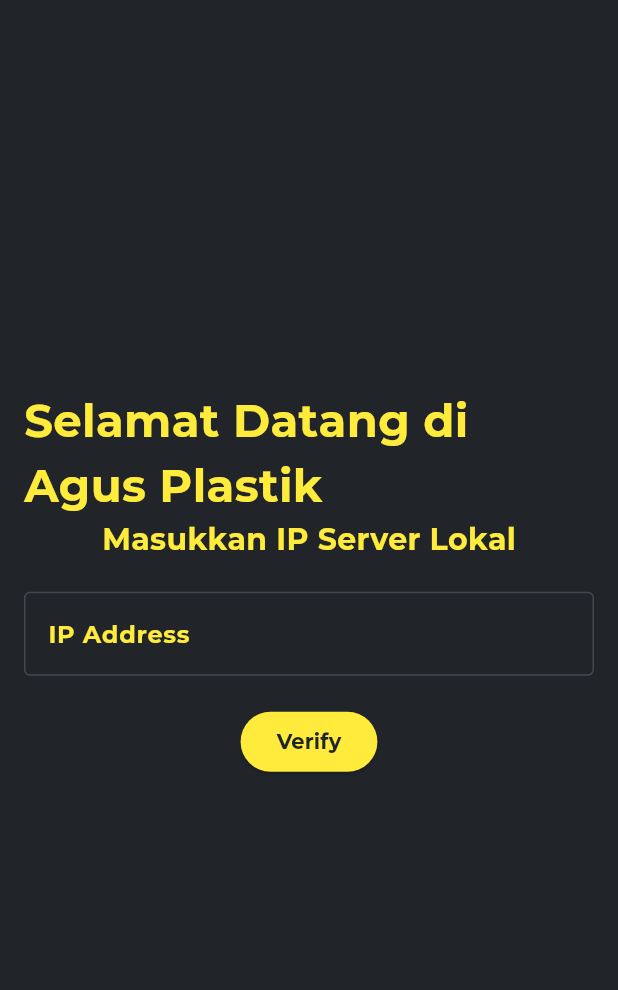
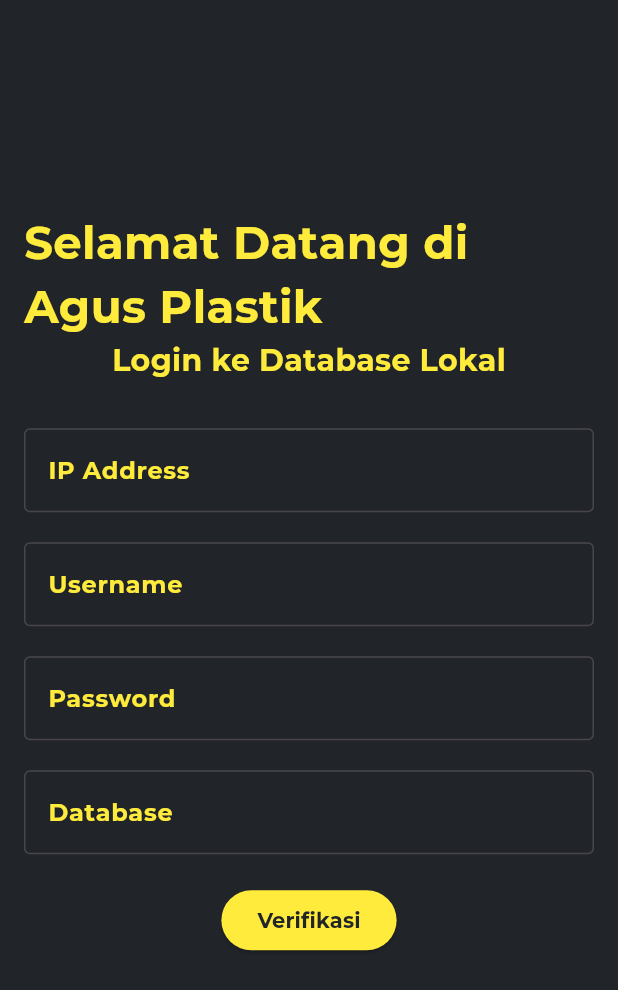
Before and after one commit to DimasAnjayMabar/test1, a Flutter app: the screen it shows after launch, on a phone screen of 412 x 824 dp. Shown: the top 990 px of the screen. Run offline on Flutter 3.47's test engine with Material 3 defaults, Android fonts, the phone set to English and light mode, and no system bars; project files that could hold a hidden picture were left out.

Commit message:
first step of connecting project to database

```diff
--- a/lib/WelcomePage.dart
+++ b/lib/WelcomePage.dart
@@ -1,5 +1,8 @@
 import 'package:flutter/material.dart';
 import 'package:flutter/services.dart';
+import 'package:http/http.dart' as http;
+import 'dart:convert'; // Make sure you import this for JSON decoding
+
 
 class WelcomePage extends StatefulWidget {
   @override
@@ -8,36 +11,74 @@ class WelcomePage extends StatefulWidget {
 
 class _WelcomePageState extends State<WelcomePage> {
   final TextEditingController _ipController = TextEditingController();
+  final TextEditingController _usernameController = TextEditingController();
+  final TextEditingController _passwordController = TextEditingController();
+  final TextEditingController _databaseController = TextEditingController();
+
   final FocusNode _focusNode = FocusNode();
   bool _isLoading = false;
   String _message = '';
 
-  // Method to simulate IP address verification (replace with actual logic)
-  Future<void> _verifyIP() async {
+  // Method to verify the connection using dynamic IP from the text field
+  Future<void> _verifyConnection() async {
     setState(() {
       _isLoading = true;
-      _message = 'Verifying...';
     });
 
-    // Simulate a network call delay
-    await Future.delayed(Duration(seconds: 2));
+    // Get the IP address entered by the user
+    String serverIp = _ipController.text.trim();
+    String username = _usernameController.text.trim();
+    String password = _passwordController.text.isEmpty ? '' : _passwordController.text.trim();
+    String database = _databaseController.text.trim();
 
-    // Example check for IP validation (replace with actual logic)
-    bool isValid = _ipController.text == '192.168.1.100';
+    // Validate the input fields
+    if (serverIp.isEmpty || username.isEmpty || database.isEmpty) {
+      setState(() {
+        _isLoading = false;
+        _message = 'Please fill in all the fields';
+      });
+      return;
+    }
 
-    setState(() {
-      _isLoading = false;
-      if (isValid) {
-        _message = 'Koneksi berhasil! Mengarahkan ke menu utama...';
+    try {
+      // Make the HTTP request to the PHP script with the dynamic IP
+      final response = await http.post(
+        Uri.parse('http://$serverIp/backend/connection.php'), // Use the IP address from the text field
+        body: {
+          'servername': serverIp,
+          'username': username,
+          'password': password,
+          'database': database,
+        },
+      );
+
+      // Check if the response was successful
+      if (response.statusCode == 200) {
+        // Parse the response
+        final data = json.decode(response.body);
+
+        setState(() {
+          _isLoading = false;
+          _message = data['message'];
+        });
+
+        if (data['status'] == 'success') {
+          Navigator.pushReplacementNamed(context, '/home');
+        } else {
+          setState(() {
+            _message = 'Failed to connect: ${data['message']}';
+          });
+        }
       } else {
-        _message = 'IP Lokal tidak terdeteksi, harap mencoba lagi.';
+        setState(() {
+          _isLoading = false;
+          _message = 'Failed to connect. Please try again later.';
+        });
       }
-    });
-
-    if (isValid) {
-      // Navigate to Home page after a delay
-      Future.delayed(Duration(seconds: 2), () {
-        Navigator.pushReplacementNamed(context, '/home');
+    } catch (e) {
+      setState(() {
+        _isLoading = false;
+        _message = 'Error: $e';
       });
     }
   }
@@ -58,7 +99,7 @@ class _WelcomePageState extends State<WelcomePage> {
           if (event is RawKeyDownEvent &&
               (event.logicalKey == LogicalKeyboardKey.enter ||
                event.logicalKey == LogicalKeyboardKey.numpadEnter)) {
-            _verifyIP(); // Trigger verification on "Enter" key press
+            _verifyConnection(); // Trigger connection verification on "Enter" key press
           }
         },
         child: Padding(
@@ -77,14 +118,16 @@ class _WelcomePageState extends State<WelcomePage> {
                   ),
                 ),
                 Text(
-                  'Masukkan IP Server Lokal',
+                  'Login ke Database Lokal',
                   style: TextStyle(
                     fontSize: 20,
                     fontWeight: FontWeight.bold,
                     color: Colors.yellow,
                   ),
                 ),
-                SizedBox(height: 20),
+                SizedBox(height: 30),
+
+                // IP Address Field
                 TextField(
                   controller: _ipController,
                   decoration: InputDecoration(
@@ -101,18 +144,85 @@ class _WelcomePageState extends State<WelcomePage> {
                   ),
                   style: TextStyle(color: Colors.yellow),
                 ),
+
                 SizedBox(height: 20),
+
+                // Username Field
+                TextField(
+                  controller: _usernameController,
+                  decoration: InputDecoration(
+                    labelText: 'Username',
+                    labelStyle: TextStyle(color: Colors.yellow),
+                    border: OutlineInputBorder(
+                      borderSide: BorderSide(color: Colors.white),
+                    ),
+                    focusedBorder: OutlineInputBorder(
+                      borderSide: BorderSide(color: Colors.yellow, width: 2.0),
+                    ),
+                    fillColor: Color(0xFF212529),
+                    filled: true,
+                  ),
+                  style: TextStyle(color: Colors.yellow),
+                ),
+
+                SizedBox(height: 20),
+
+                // Password Field
+                TextField(
+                  controller: _passwordController,
+                  obscureText: true, // Hide password input
+                  decoration: InputDecoration(
+                    labelText: 'Password',
+                    labelStyle: TextStyle(color: Colors.yellow),
+                    border: OutlineInputBorder(
+                      borderSide: BorderSide(color: Colors.white),
+                    ),
+                    focusedBorder: OutlineInputBorder(
+                      borderSide: BorderSide(color: Colors.yellow, width: 2.0),
+                    ),
+                    fillColor: Color(0xFF212529),
+                    filled: true,
+                  ),
+                  style: TextStyle(color: Colors.yellow),
+                ),
+
+                SizedBox(height: 20),
+
+                // Database Field
+                TextField(
+                  controller: _databaseController,
+                  decoration: InputDecoration(
+                    labelText: 'Database',
+                    labelStyle: TextStyle(color: Colors.yellow),
+                    border: OutlineInputBorder(
+                      borderSide: BorderSide(color: Colors.white),
+                    ),
+                    focusedBorder: OutlineInputBorder(
+                      borderSide: BorderSide(color: Colors.yellow, width: 2.0),
+                    ),
+                    fillColor: Color(0xFF212529),
+                    filled: true,
+                  ),
+                  style: TextStyle(color: Colors.yellow),
+                ),
+
+                SizedBox(height: 20),
+
+                // Verification Button
                 ElevatedButton(
-                  onPressed: _verifyIP,
+                  onPressed: _verifyConnection,
                   child: Text(
-                    'Verify',
+                    'Verifikasi',
                     style: TextStyle(color: Color(0xFF212529)),
                   ),
                   style: ElevatedButton.styleFrom(
                     backgroundColor: Colors.yellow,
                   ),
                 ),
+
                 SizedBox(height: 20),
+
+                // Loading Indicator or Message
                 _isLoading
                     ? CircularProgressIndicator(
                         valueColor: AlwaysStoppedAnimation<Color>(Colors.yellow),
@@ -135,7 +245,10 @@ class _WelcomePageState extends State<WelcomePage> {
   @override
   void dispose() {
     _focusNode.dispose(); // Dispose focus node to avoid memory leaks
-    _ipController.dispose(); // Dispose controller when not needed
+    _ipController.dispose();
+    _usernameController.dispose();
+    _passwordController.dispose();
+    _databaseController.dispose();
     super.dispose();
   }
 }
--- a/pubspec.yaml
+++ b/pubspec.yaml
@@ -35,6 +35,7 @@ dependencies:
   # The following adds the Cupertino Icons font to your application.
   # Use with the CupertinoIcons class for iOS style icons.
   cupertino_icons: ^1.0.8
+  http: ^0.13.3
 
 dev_dependencies:
   flutter_test:
@@ -46,6 +47,7 @@ dev_dependencies:
   # package. See that file for information about deactivating specific lint
   # rules and activating additional ones.
   flutter_lints: ^4.0.0
+
 
 # For information on the generic Dart part of this file, see the
 # following page: https://dart.dev/tools/pub/pubspec
```
Also changed, not shown: pubspec.lock.
